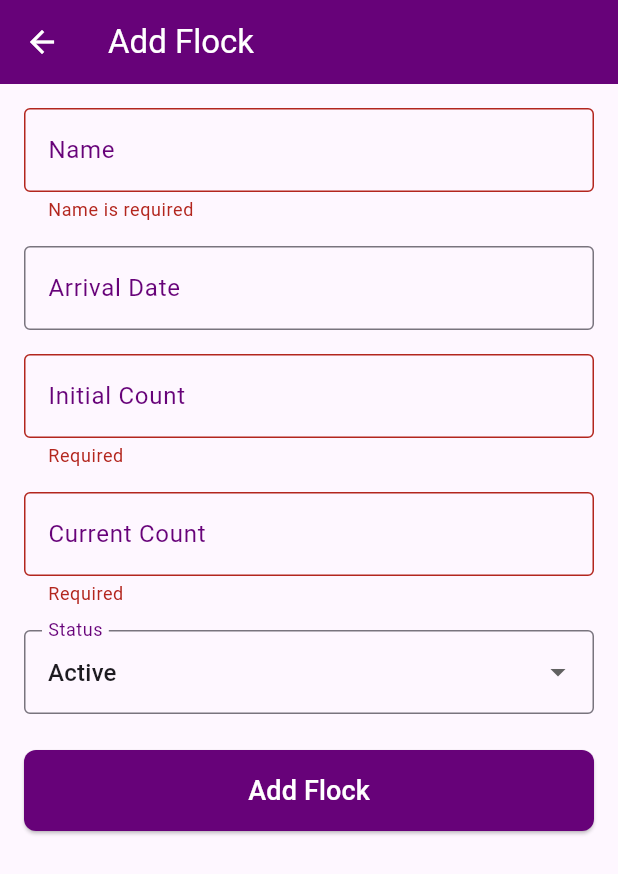
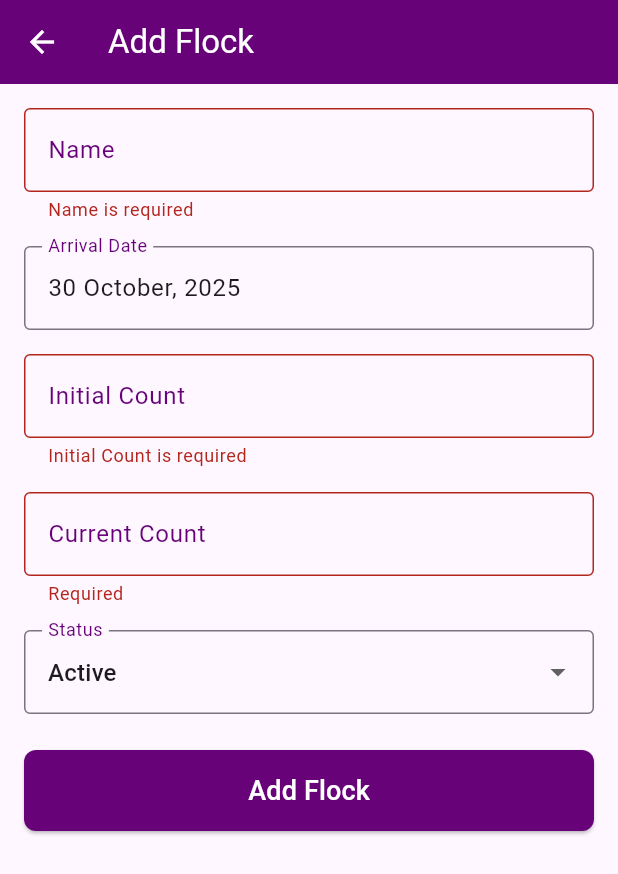
Before and after one commit to JoshuaNgugi/turuke-mobile, a Flutter app: the FlockManagementScreen screen opened by its route, after a tap on "Add Flock", on a phone screen of 412 x 824 dp. Shown: the top 874 px of the screen. Run offline on Flutter 3.47's test engine with Material 3 defaults, Android fonts, the phone set to English and light mode, and no system bars; our stand-ins replace fl_chart, flutter_secure_storage, logger, package_info_plus, pin_code_fields, shared_preferences and 1 more; accounts and stored records are empty.

Commit message:
improve UX for screen

```diff
--- a/turuke_app/lib/screens/flocks/flock_management_screen.dart
+++ b/turuke_app/lib/screens/flocks/flock_management_screen.dart
@@ -7,7 +7,6 @@ import 'package:logger/logger.dart';
 import 'package:provider/provider.dart';
 import 'package:turuke_app/constants.dart';
 import 'package:turuke_app/models/flock.dart';
-import 'package:turuke_app/models/mortality.dart';
 import 'package:turuke_app/providers/auth_provider.dart';
 import 'package:turuke_app/utils/http_client.dart';
 import 'package:turuke_app/utils/system_utils.dart';
@@ -28,7 +27,6 @@ class _FlockManagementScreenState extends State<FlockManagementScreen> {
   final DateFormat _dateFormat = DateFormat('d MMMM, y');
 
   int? _flockId;
-  DateTime _recordedDate = DateTime.now();
   Flock? _flockToEdit;
 
   late TextEditingController _nameController;
@@ -42,11 +40,16 @@ class _FlockManagementScreenState extends State<FlockManagementScreen> {
   int _currentCount = 0;
   int _status = 1;
 
+  bool _isLoading = false;
+  bool _isInitialized = false;
+
   @override
   void initState() {
     super.initState();
     _nameController = TextEditingController();
-    _arrivalDateController = TextEditingController();
+    _arrivalDateController = TextEditingController(
+      text: _dateFormat.format(_arrivalDate),
+    );
     _initialCountController = TextEditingController();
     _currentCountController = TextEditingController();
   }
@@ -54,13 +57,17 @@ class _FlockManagementScreenState extends State<FlockManagementScreen> {
   @override
   void didChangeDependencies() {
     super.didChangeDependencies();
-    if (_flockToEdit == null) {
+
+    if (!_isInitialized) {
       final args = ModalRoute.of(context)?.settings.arguments;
       if (args is Map<String, dynamic> && args.containsKey('flock')) {
         _flockToEdit = args['flock'] as Flock;
+        WidgetsBinding.instance.addPostFrameCallback((_) {
           _populateFields(_flockToEdit!);
+          _isInitialized = true;
+        });
       } else {
-        //_recordedDateController.text = _dateFormat.format(_recordedDate);
+        _isInitialized = true;
       }
     }
   }
@@ -74,10 +81,10 @@ class _FlockManagementScreenState extends State<FlockManagementScreen> {
   }
 
   void _populateFields(Flock flock) {
-    _recordedDate = _dateFormat.parse(flock.arrivalDate);
     _flockName = flock.name;
     _currentCount = flock.currentCount;
     _initialCount = flock.initialCount;
+    _arrivalDate = _dateFormat.parse(flock.arrivalDate);
 
     _nameController.text = _flockName;
     _arrivalDateController.text = flock.arrivalDate;
@@ -90,6 +97,9 @@ class _FlockManagementScreenState extends State<FlockManagementScreen> {
       return;
     }
     _formKey.currentState!.save();
+
+    setState(() => _isLoading = true);
+    Future.delayed(const Duration(seconds: 5));
 
     final authProvider = Provider.of<AuthProvider>(context, listen: false);
     final farmId = authProvider.user?.farmId;
@@ -121,6 +131,7 @@ class _FlockManagementScreenState extends State<FlockManagementScreen> {
         if (response.statusCode == 200) {
           if (!mounted) return;
           SystemUtils.showSnackBar(context, 'Flock updated successfully!');
+          Navigator.of(context).pop(true);
         } else {
           throw Exception('Failed to update flock: ${response.body}');
         }
@@ -133,6 +144,7 @@ class _FlockManagementScreenState extends State<FlockManagementScreen> {
         if (response.statusCode == 201) {
           if (!mounted) return;
           SystemUtils.showSnackBar(context, 'Flock added successfully!');
+          Navigator.of(context).pop(true);
         } else {
           throw Exception('Failed to add flock: ${response.body}');
         }
@@ -145,6 +157,8 @@ class _FlockManagementScreenState extends State<FlockManagementScreen> {
           'Failed to save flock. Please try again.',
         );
       }
+    } finally {
+      setState(() => _isLoading = false);
     }
   }
 
@@ -171,7 +185,9 @@ class _FlockManagementScreenState extends State<FlockManagementScreen> {
         backgroundColor: Constants.kPrimaryColor,
         iconTheme: const IconThemeData(color: Colors.white),
       ),
-      body: SingleChildScrollView(
+      body: Stack(
+        children: [
+          SingleChildScrollView(
             padding: const EdgeInsets.all(16.0),
             child: Form(
               key: _formKey,
@@ -183,7 +199,7 @@ class _FlockManagementScreenState extends State<FlockManagementScreen> {
                     decoration: _inputDecoration('Name', ''),
                     validator:
                         (value) => value!.isEmpty ? 'Name is required' : null,
-                onChanged: (value) => _flockName = value,
+                    onSaved: (value) => _flockName = value!,
                   ),
                   const SizedBox(height: 16),
                   TextFormField(
@@ -220,7 +236,9 @@ class _FlockManagementScreenState extends State<FlockManagementScreen> {
                       if (picked != null && context.mounted) {
                         setState(() {
                           _arrivalDate = picked;
-                      _arrivalDateController.text = _dateFormat.format(picked);
+                          _arrivalDateController.text = _dateFormat.format(
+                            picked,
+                          );
                         });
                       }
                     },
@@ -235,14 +253,15 @@ class _FlockManagementScreenState extends State<FlockManagementScreen> {
                     keyboardType: TextInputType.number,
                     validator: (value) {
                       if (value == null || value.isEmpty) {
-                    return 'Required';
+                        return 'Initial Count is required';
                       }
                       if (int.tryParse(value) == null || int.parse(value) < 0) {
-                    return 'Enter valid number';
+                        return 'Must be a valid whole number';
                       }
                       return null;
                     },
-                onChanged: (value) => _initialCount = int.tryParse(value) ?? 0,
+                    onSaved:
+                        (value) => _initialCount = int.tryParse(value!) ?? 0,
                   ),
                   const SizedBox(height: 16),
                   TextFormField(
@@ -261,7 +280,8 @@ class _FlockManagementScreenState extends State<FlockManagementScreen> {
                       }
                       return null;
                     },
-                onChanged: (value) => _currentCount = int.tryParse(value) ?? 0,
+                    onSaved:
+                        (value) => _currentCount = int.tryParse(value!) ?? 0,
                   ),
                   const SizedBox(height: 16),
                   DropdownButtonFormField<int>(
@@ -302,6 +322,20 @@ class _FlockManagementScreenState extends State<FlockManagementScreen> {
               ),
             ),
           ),
+          if (_isLoading)
+            Container(
+              color: Colors.black.withOpacity(0.5),
+              constraints: const BoxConstraints.expand(),
+              child: const Center(
+                child: CircularProgressIndicator(
+                  valueColor: AlwaysStoppedAnimation<Color>(
+                    Constants.kPrimaryColor,
+                  ),
+                ),
+              ),
+            ),
+        ],
+      ),
     );
   }
 }
```
Lines whose indentation alone changed are shown as unchanged.
